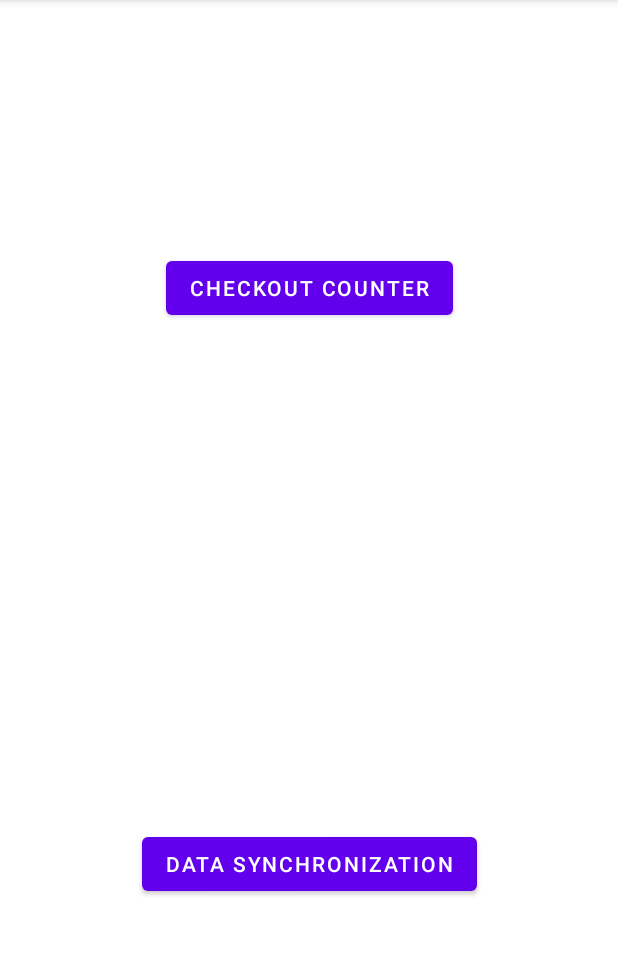
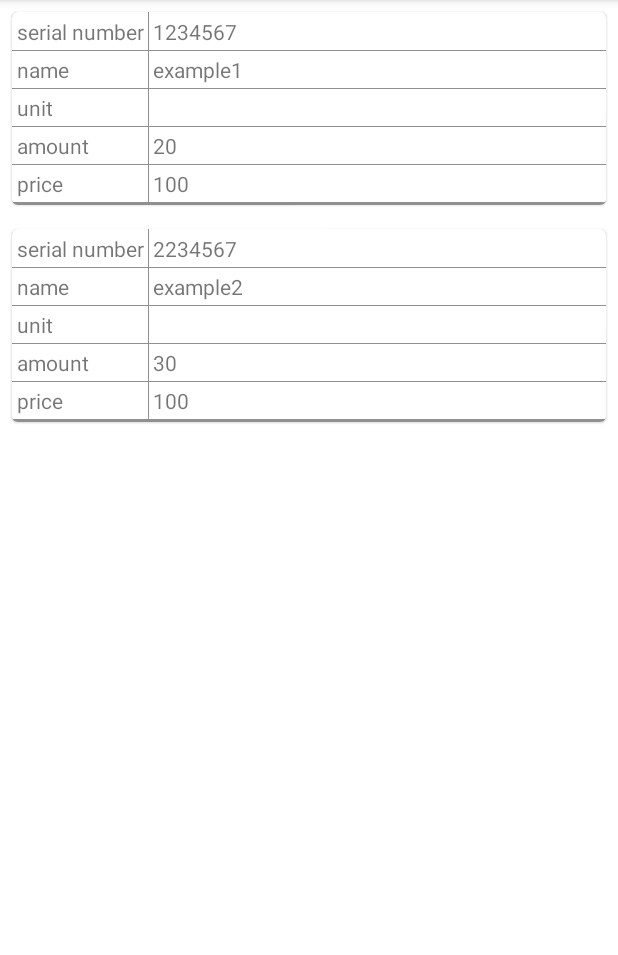
Before and after one commit to aphelioncode/RetailerWizard, an Android app: the screen it shows after launch (MainActivity before the commit, CommodityViewActivity after it), after a tap on "DATA SYNCHRONIZATION", on a phone screen of 412 x 824 dp, the part 84-1039 px from its top. Run offline under Robolectric (Android 15) with nearby library versions, the phone set to English and light mode, and no system bars; our stand-ins replace Room's generated code.

Commit message:
display commodity list

```diff
--- /dev/null
+++ b/app/src/main/java/com/snakewizard/retailerwizard/checkin/CommodityListAdapter.java
@@ -0,0 +1,41 @@
+package com.snakewizard.retailerwizard.checkin;
+
+
+import android.view.ViewGroup;
+
+import androidx.annotation.NonNull;
+import androidx.recyclerview.widget.DiffUtil;
+import androidx.recyclerview.widget.ListAdapter;
+
+import com.snakewizard.retailerwizard.database.Commodity;
+
+public class CommodityListAdapter extends ListAdapter<Commodity, CommodityViewHolder> {
+
+    public CommodityListAdapter(@NonNull DiffUtil.ItemCallback<Commodity> diffCallback) {
+        super(diffCallback);
+    }
+
+    @Override
+    public CommodityViewHolder onCreateViewHolder(ViewGroup parent, int viewType) {
+        return CommodityViewHolder.create(parent);
+    }
+
+    @Override
+    public void onBindViewHolder(CommodityViewHolder holder, int position) {
+        Commodity current = getItem(position);
+        holder.bind(current);
+    }
+
+    static class CommidityDiff extends DiffUtil.ItemCallback<Commodity> {
+
+        @Override
+        public boolean areItemsTheSame(@NonNull Commodity oldItem, @NonNull Commodity newItem) {
+            return oldItem == newItem;
+        }
+
+        @Override
+        public boolean areContentsTheSame(@NonNull Commodity oldItem, @NonNull Commodity newItem) {
+            return oldItem.equals(newItem);
+        }
+    }
+}
--- /dev/null
+++ b/app/src/main/java/com/snakewizard/retailerwizard/checkin/CommodityViewActivity.java
@@ -0,0 +1,38 @@
+package com.snakewizard.retailerwizard.checkin;
+
+import android.os.Bundle;
+
+import androidx.appcompat.app.AppCompatActivity;
+import androidx.lifecycle.ViewModelProvider;
+import androidx.recyclerview.widget.LinearLayoutManager;
+import androidx.recyclerview.widget.RecyclerView;
+
+import com.snakewizard.retailerwizard.R;
+
+public class CommodityViewActivity extends AppCompatActivity {
+    private CommodityViewModel mCommodityViewModel;
+
+    @Override
+    protected void onCreate(Bundle savedInstanceState) {
+        super.onCreate(savedInstanceState);
+        setContentView(R.layout.activity_commodity);
+
+        RecyclerView recyclerView = findViewById(R.id.recyclerview);
+        final CommodityListAdapter adapter = new CommodityListAdapter(new CommodityListAdapter.CommidityDiff());
+        recyclerView.setAdapter(adapter);
+        recyclerView.setLayoutManager(new LinearLayoutManager(this));
+
+        // Get a new or existing ViewModel from the ViewModelProvider.
+        mCommodityViewModel  = new ViewModelProvider(this).get(CommodityViewModel.class);
+
+        // The onChanged() method fires when the observed data changes and the activity is
+        // in the foreground.
+        mCommodityViewModel.getAllCommodities().observe(this, commodities -> {
+            // Update the cached copy of the commodities in the adapter.
+            adapter.submitList(commodities);
+        });
+
+
+    }
+
+}
--- /dev/null
+++ b/app/src/main/java/com/snakewizard/retailerwizard/checkin/CommodityViewHolder.java
@@ -0,0 +1,45 @@
+package com.snakewizard.retailerwizard.checkin;
+
+import android.view.LayoutInflater;
+import android.view.View;
+import android.view.ViewGroup;
+import android.widget.TextView;
+
+import androidx.recyclerview.widget.RecyclerView;
+
+import com.snakewizard.retailerwizard.R;
+import com.snakewizard.retailerwizard.database.Commodity;
+
+
+class CommodityViewHolder extends RecyclerView.ViewHolder {
+    private final TextView serialNumberItemView;
+    private final TextView nameItemView;
+    private final TextView unitItemView;
+    private final TextView amountItemView;
+    private final TextView priceItemView;
+
+    private CommodityViewHolder(View itemView) {
+        super(itemView);
+
+        serialNumberItemView = itemView.findViewById(R.id.serial_number);
+        nameItemView = itemView.findViewById(R.id.name);
+        unitItemView = itemView.findViewById(R.id.unit);
+        amountItemView = itemView.findViewById(R.id.amount);
+        priceItemView = itemView.findViewById(R.id.price);
+
+    }
+
+    public void bind(Commodity commodity) {
+        serialNumberItemView.setText(commodity.getSerialNumber());
+        nameItemView.setText(commodity.getName());
+        unitItemView.setText(commodity.getUnit());
+        amountItemView.setText(commodity.getAmount().toString());
+        priceItemView.setText(commodity.getPrice().toString());
+    }
+
+    static CommodityViewHolder create(ViewGroup parent) {
+        View view = LayoutInflater.from(parent.getContext())
+                .inflate(R.layout.recycleview_item, parent, false);
+        return new CommodityViewHolder(view);
+    }
+}
--- /dev/null
+++ b/app/src/main/java/com/snakewizard/retailerwizard/checkin/CommodityViewModel.java
@@ -0,0 +1,34 @@
+package com.snakewizard.retailerwizard.checkin;
+
+import android.app.Application;
+
+import androidx.lifecycle.AndroidViewModel;
+import androidx.lifecycle.LiveData;
+
+import com.snakewizard.retailerwizard.database.Commodity;
+import com.snakewizard.retailerwizard.database.CommodityRepository;
+
+import java.util.List;
+
+public class CommodityViewModel extends AndroidViewModel {
+    private CommodityRepository mRepository;
+    // Using LiveData and caching what getAlphabetizedWords returns has several benefits:
+    // - We can put an observer on the data (instead of polling for changes) and only update the
+    //   the UI when the data actually changes.
+    // - Repository is completely separated from the UI through the ViewModel.
+    private final LiveData<List<Commodity>> mAllCommodities;
+
+    public CommodityViewModel(Application application) {
+        super(application);
+        mRepository = new CommodityRepository(application);
+        mAllCommodities = mRepository.getMyAllCommodities();
+    }
+
+    LiveData<List<Commodity>> getAllCommodities() {
+        return mAllCommodities;
+    }
+
+    void insert(Commodity commodity ) {
+        mRepository.insert(commodity);
+    }
+}
--- /dev/null
+++ b/app/src/main/java/com/snakewizard/retailerwizard/checkin/InsertCommodityActivity.java
@@ -0,0 +1,7 @@
+package com.snakewizard.retailerwizard.checkin;
+
+import androidx.appcompat.app.AppCompatActivity;
+
+public class InsertCommodityActivity extends AppCompatActivity {
+
+}
--- a/app/src/main/java/com/snakewizard/retailerwizard/database/Commodity.java
+++ b/app/src/main/java/com/snakewizard/retailerwizard/database/Commodity.java
@@ -83,4 +83,15 @@ public class Commodity {
         this.price=price;
     }
 
+    public boolean equals(Commodity com1,Commodity com2){
+        if(com1==null && com2==null){return true;}
+        if(com1==null ^ com2==null){return false;}
+        return  com1.getSerialNumber().equals(com2.getSerialNumber()) &&
+                com1.getName().equals(com2.getName()) &&
+                com1.getUnit().equals(com2.getUnit()) &&
+                com1.getAmount().equals(com2.getAmount()) &&
+                com1.getPrice().equals(com2.getPrice());
+
+    }
+
 }
--- /dev/null
+++ b/app/src/main/res/layout/activity_commodity.xml
@@ -0,0 +1,20 @@
+<?xml version="1.0" encoding="utf-8"?>
+<androidx.constraintlayout.widget.ConstraintLayout
+    xmlns:android="http://schemas.android.com/apk/res/android"
+    xmlns:app="http://schemas.android.com/apk/res-auto"
+    xmlns:tools="http://schemas.android.com/tools"
+    android:layout_width="match_parent"
+    android:layout_height="match_parent"
+    tools:context=".MainActivity">
+
+    <androidx.recyclerview.widget.RecyclerView
+        android:id="@+id/recyclerview"
+        android:layout_width="0dp"
+        android:layout_height="0dp"
+        app:layout_constraintBottom_toBottomOf="parent"
+        app:layout_constraintLeft_toLeftOf="parent"
+        app:layout_constraintRight_toRightOf="parent"
+        app:layout_constraintTop_toTopOf="parent" />
+
+
+</androidx.constraintlayout.widget.ConstraintLayout>
--- /dev/null
+++ b/app/src/main/res/layout/recycleview_item.xml
@@ -0,0 +1,83 @@
+<?xml version="1.0" encoding="utf-8"?>
+
+<com.google.android.material.card.MaterialCardView xmlns:android="http://schemas.android.com/apk/res/android"
+    android:layout_width="match_parent"
+    android:layout_height="wrap_content"
+    android:layout_margin="8dp">
+
+
+    <TableLayout xmlns:android="http://schemas.android.com/apk/res/android"
+        android:layout_width="match_parent"
+        android:layout_height="match_parent"
+        android:showDividers="middle"
+        android:divider="@color/bg_black"
+        android:stretchColumns="1">
+
+        <TableRow android:showDividers="middle"
+            android:divider="@color/bg_black">
+
+            <TextView
+                android:padding="3dp"
+                android:text="@string/serial_number" />
+
+            <TextView
+                android:id="@+id/serial_number"
+                android:padding="3dp" />
+        </TableRow>
+
+        <TableRow android:showDividers="middle"
+            android:divider="@color/bg_black">
+
+            <TextView
+                android:padding="3dp"
+                android:text="@string/name" />
+
+            <TextView
+                android:id="@+id/name"
+                android:padding="3dp" />
+        </TableRow>
+
+        <TableRow android:showDividers="middle"
+            android:divider="@color/bg_black">
+
+            <TextView
+                android:padding="3dp"
+                android:text="@string/unit" />
+
+            <TextView
+                android:id="@+id/unit"
+                android:padding="3dp" />
+        </TableRow>
+
+        <TableRow android:showDividers="middle"
+            android:divider="@color/bg_black">
+
+            <TextView
+                android:padding="3dp"
+                android:text="@string/amount" />
+
+            <TextView
+                android:id="@+id/amount"
+                android:padding="3dp" />
+        </TableRow>
+
+        <TableRow android:showDividers="middle"
+            android:divider="@color/bg_black">
+
+            <TextView
+                android:padding="3dp"
+                android:text="@string/price" />
+
+            <TextView
+                android:id="@+id/price"
+                android:padding="3dip" />
+
+        </TableRow>
+
+        <View
+            android:layout_height="2dip"
+            android:background="@color/bg_black" />
+    </TableLayout>
+
+
+</com.google.android.material.card.MaterialCardView>
--- a/app/src/main/res/values/colors.xml
+++ b/app/src/main/res/values/colors.xml
@@ -7,4 +7,5 @@
     <color name="teal_700">#FF018786</color>
     <color name="black">#FF000000</color>
     <color name="white">#FFFFFFFF</color>
+    <color name="bg_black">#FF909090</color>
 </resources>
--- a/app/src/main/res/values/strings.xml
+++ b/app/src/main/res/values/strings.xml
@@ -3,4 +3,9 @@
     <string name="checkout_counter">checkout counter</string>
     <string name="data_synchronization">data synchronization</string>
     <string name="checkout_counter_title">Checkout Counter</string>
+    <string name="serial_number">serial number</string>
+    <string name="name">name</string>
+    <string name="unit">unit</string>
+    <string name="amount">amount</string>
+    <string name="price">price</string>
 </resources>
```
